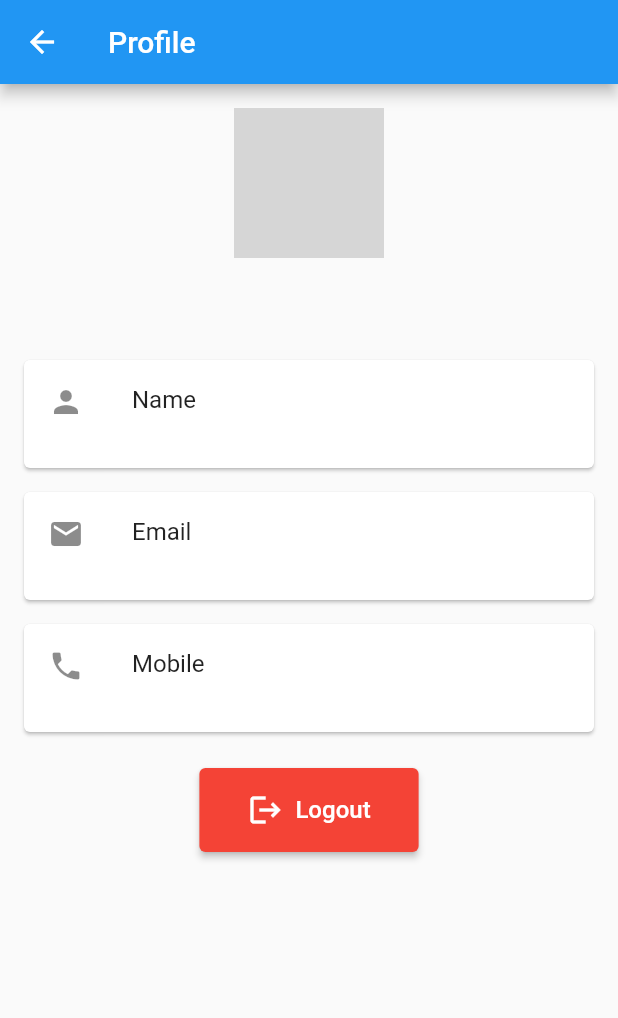
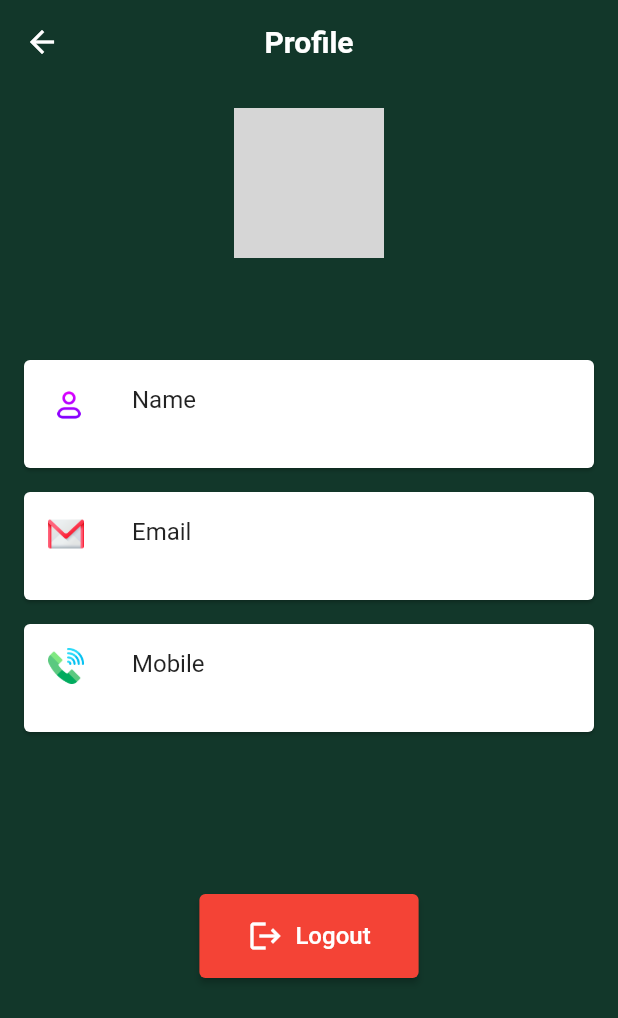
Before and after one commit to IsuruSanjaya/Wingspot_Birds_App, a Flutter app: the Profile screen opened by its route, on a phone screen of 412 x 824 dp. Shown: the top 1018 px of the screen. Run offline on Flutter 3.47's test engine with Material 2 defaults, Android fonts, the light colour scheme and no system bars; our stand-ins replace carousel_slider, cloud_firestore, firebase_auth, firebase_core, firebase_storage, fluttertoast and 2 more; accounts and stored records are empty; network calls fail; grey boxes are pictures that could not be loaded.

Commit message:
fixed login issue

```diff
--- a/lib/main.dart
+++ b/lib/main.dart
@@ -19,13 +19,14 @@ class MyApp extends StatelessWidget {
   @override
   Widget build(BuildContext context) {
     return MaterialApp(
-      home: LoginScreen(),
+      home: Logintype(),
       routes: {
         '/home': (context) =>
             HomeScreen(userId: FirebaseAuth.instance.currentUser?.uid),
         '/chat': (context) => ChatScreen(),
         '/profile': (context) => Profile(),
         '/login': (context) => LoginScreen(),
+        '/logint': (context) => Logintype(),
       },
     );
   }
--- a/lib/src/views/login.dart
+++ b/lib/src/views/login.dart
@@ -194,7 +194,8 @@ class _LoginScreenState extends State<LoginScreen> {
                     child: ElevatedButton(
                       onPressed: _login,
                       style: ElevatedButton.styleFrom(
-                        primary: Colors.blue, // Set the background color
+                        primary: Color.fromARGB(
+                            255, 28, 87, 2), // Set the background color
                         shape: RoundedRectangleBorder(
                           borderRadius: BorderRadius.circular(10),
                         ),
--- a/lib/src/views/profile.dart
+++ b/lib/src/views/profile.dart
@@ -62,8 +62,9 @@ class _ProfileState extends State<Profile> {
       Navigator.pushReplacement(
         context,
         MaterialPageRoute(
-            builder: (context) =>
-                Logintype()), // Replace with your login screen widget
+          builder: (context) =>
+              Logintype(), // Replace with your login screen widget
+        ),
       );
     } catch (e) {
       print("Error logging out: $e");
@@ -75,8 +76,30 @@ class _ProfileState extends State<Profile> {
   Widget build(BuildContext context) {
     return Scaffold(
       appBar: AppBar(
-        title: const Text('Profile'),
+        backgroundColor: Colors.transparent, // Transparent app bar background
+        elevation: 0,
+        centerTitle: true, // No shadow
+        title: Text(
+          'Profile',
+          style: TextStyle(
+            fontSize: 20,
+            fontWeight: FontWeight.bold,
+            color: Colors.white, // Text color for the app bar title
+          ),
+        ),
+        leading: IconButton(
+          icon: Icon(
+            Icons.arrow_back, // Back arrow icon
+            color: Colors.white, // Color of the arrow icon
+          ),
+          onPressed: () {
+            Navigator.pushNamed(context,
+                '/home'); // Navigate back to the previous screen (usually the home screen)
+          },
+        ),
       ),
+      backgroundColor:
+          Color.fromARGB(255, 18, 55, 42), // Dark blue background color
       body: userData == null
           ? const Center(child: CircularProgressIndicator())
           : ListView(
@@ -94,6 +117,7 @@ class _ProfileState extends State<Profile> {
                     userData!['username'],
                     style: const TextStyle(
                       fontSize: 24,
+                      color: Colors.white,
                       fontWeight: FontWeight.bold,
                     ),
                   ),
@@ -102,7 +126,11 @@ class _ProfileState extends State<Profile> {
                 Card(
                   margin: const EdgeInsets.symmetric(vertical: 8.0),
                   child: ListTile(
-                    leading: const Icon(Icons.person),
+                    leading: Image.asset(
+                      'assets/images/user.png', // Replace with your image asset path
+                      width: 28, // Adjust width as needed
+                      height: 28, // Adjust height as needed
+                    ),
                     title: const Text('Name'),
                     subtitle: Text(userData!['name']),
                   ),
@@ -110,7 +138,11 @@ class _ProfileState extends State<Profile> {
                 Card(
                   margin: const EdgeInsets.symmetric(vertical: 8.0),
                   child: ListTile(
-                    leading: const Icon(Icons.email),
+                    leading: Image.asset(
+                      'assets/images/gmail.png', // Replace with your image asset path
+                      width: 24, // Adjust width as needed
+                      height: 24, // Adjust height as needed
+                    ),
                     title: const Text('Email'),
                     subtitle: Text(userData!['email']),
                   ),
@@ -118,12 +150,16 @@ class _ProfileState extends State<Profile> {
                 Card(
                   margin: const EdgeInsets.symmetric(vertical: 8.0),
                   child: ListTile(
-                    leading: const Icon(Icons.phone),
+                    leading: Image.asset(
+                      'assets/images/phone-call.png', // Replace with your image asset path
+                      width: 24, // Adjust width as needed
+                      height: 24, // Adjust height as needed
+                    ),
                     title: const Text('Mobile'),
                     subtitle: Text(userData!['mobileNo']),
                   ),
                 ),
-                const SizedBox(height: 16),
+                const SizedBox(height: 100),
                 Center(
                   child: ElevatedButton(
                     onPressed: _logout,
```
Also changed, not shown: lib/src/common/WaveClipper.dart (added, +31 -0 lines), lib/src/views/home.dart (+69 -51 lines), lib/src/views/logintype.dart (+4 -4 lines), assets/images/gmail.png (added), assets/images/hb.png (added), assets/images/phone-call.png (added), assets/images/user.png (added).
